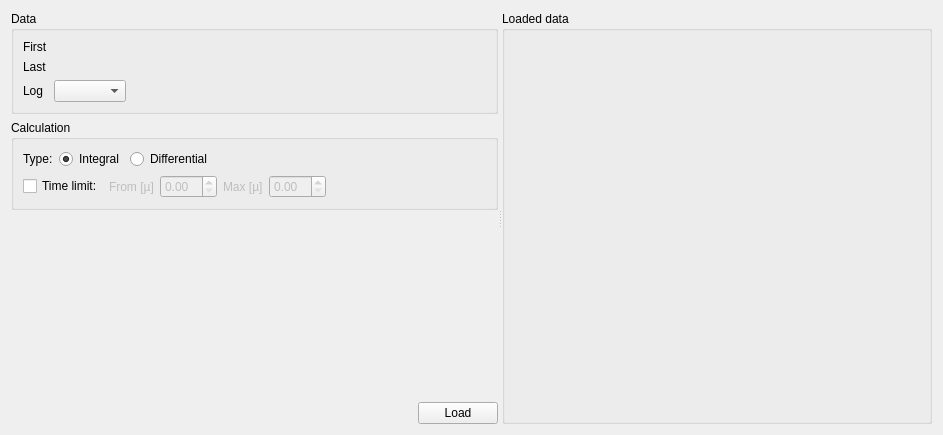
Qt form Code/Mantid/MantidQt/CustomInterfaces/inc/MantidQtCustomInterfaces/Muon/ALCDataLoadingView.ui (utkarshayachit/mantid) before a commit.
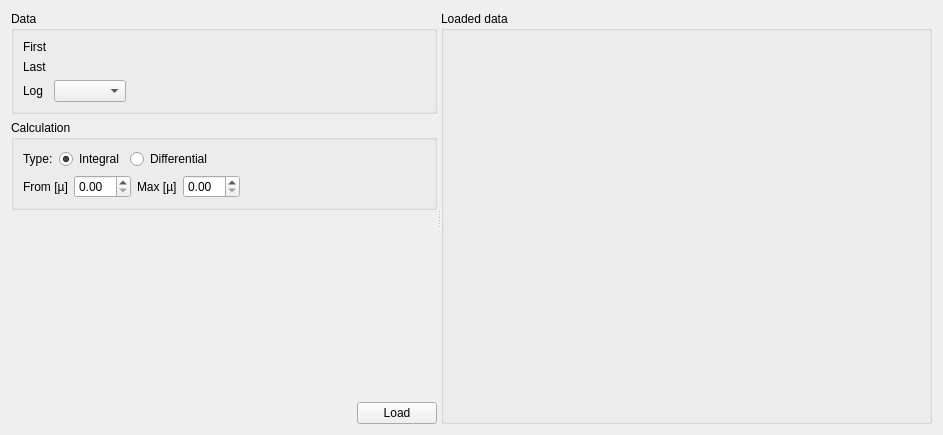
The same form after that commit. Custom widgets are drawn as their Qt base class.

Commit message: Make time interval compulsory re #9551

The edit to the form file:
```diff
--- a/Code/Mantid/MantidQt/CustomInterfaces/inc/MantidQtCustomInterfaces/Muon/ALCDataLoadingView.ui
+++ b/Code/Mantid/MantidQt/CustomInterfaces/inc/MantidQtCustomInterfaces/Muon/ALCDataLoadingView.ui
@@ -151,17 +151,10 @@
           </item>
           <item>
            <layout class="QHBoxLayout" name="horizontalLayout_2">
-            <item>
-             <widget class="QCheckBox" name="timeLimit">
-              <property name="text">
-               <string>Time limit:</string>
-              </property>
-             </widget>
-            </item>
             <item>
              <widget class="QWidget" name="timeLimits" native="true">
               <property name="enabled">
-               <bool>false</bool>
+               <bool>true</bool>
               </property>
               <property name="minimumSize">
                <size>
@@ -275,16 +268,17 @@
   </layout>
  </widget>
  <customwidgets>
-  <customwidget>
-   <class>QwtPlot</class>
-   <extends>QFrame</extends>
-   <header>qwt_plot.h</header>
-  </customwidget>
   <customwidget>
    <class>MantidQt::MantidWidgets::MWRunFiles</class>
    <extends>QWidget</extends>
    <header>MantidQtMantidWidgets/MWRunFiles.h</header>
   </customwidget>
+  <customwidget>
+   <class>QwtPlot</class>
+   <extends>QFrame</extends>
+   <header>qwt_plot.h</header>
+   <container>1</container>
+  </customwidget>
  </customwidgets>
  <tabstops>
   <tabstop>log</tabstop>
```
Left out of the diff: 24 changed lines with no effect on the pictures. The commit also changes 2 other files.
